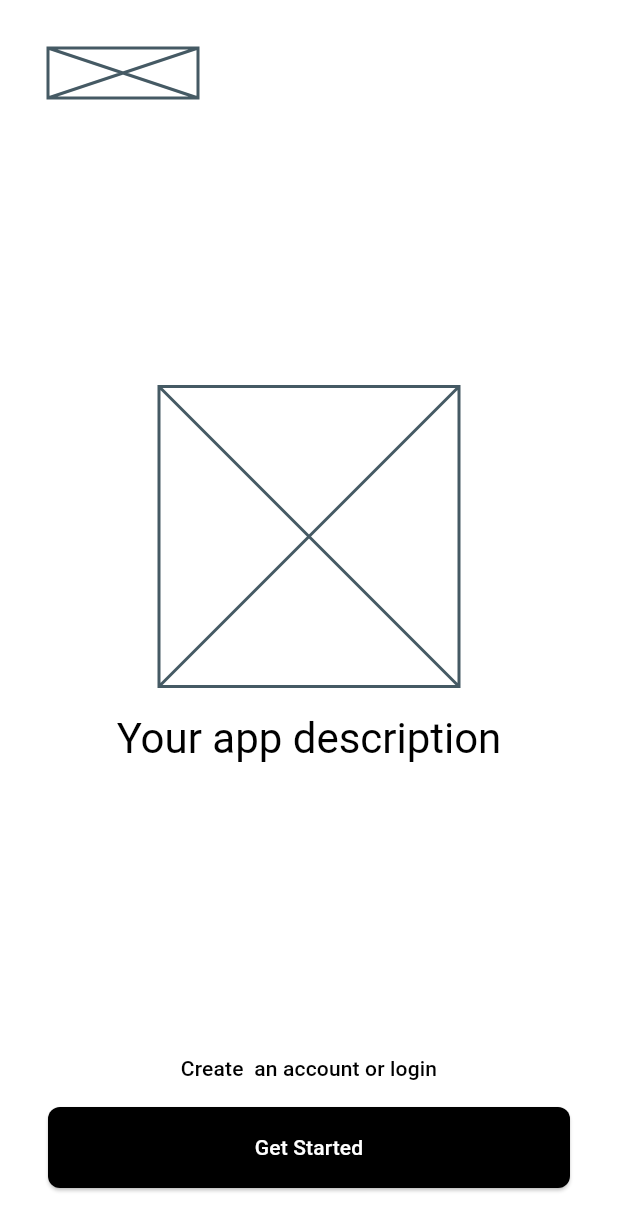
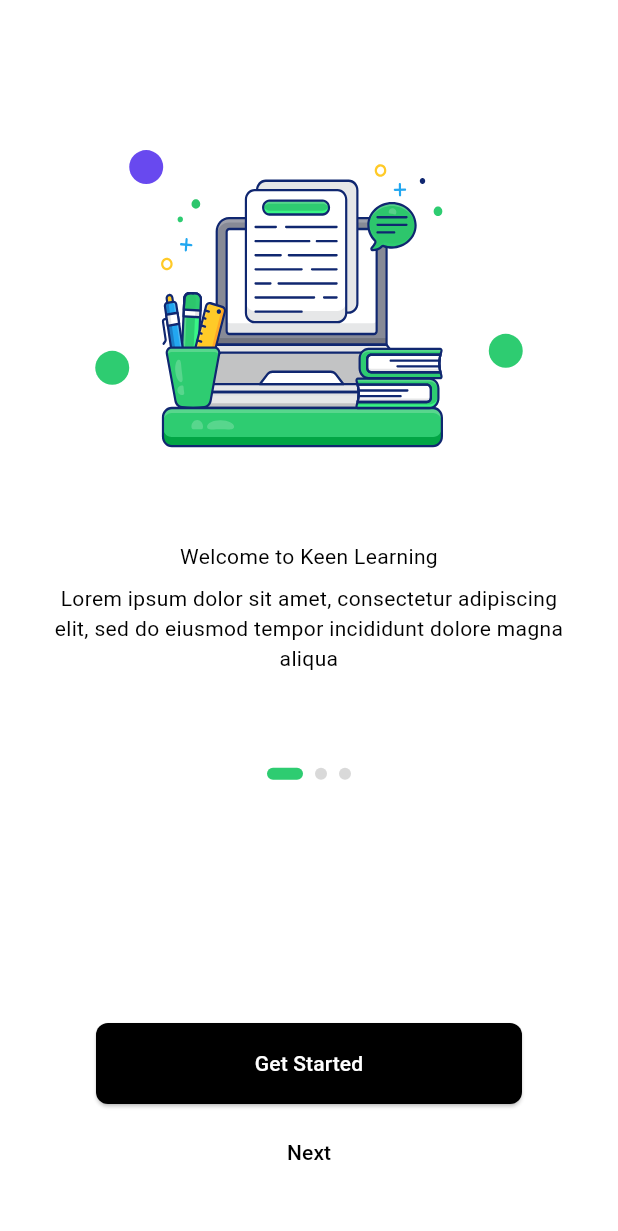
Before and after one commit to lubshad/starter, a Flutter app: the screen it shows after launch, on a phone screen of 412 x 824 dp. Shown: the top 1231 px of the screen. Run offline on Flutter 3.47's test engine with Material 3 defaults, Android fonts, the phone set to English and light mode, and no system bars; drawn by our look-alikes of flutter_animate; our stand-ins replace cached_network_image, cloud_firestore, country_code_picker, device_info_plus, dio, dotted_border and 22 more; missing offline and left inert: neopop; accounts and stored records are empty; generated files the repository leaves out were written again.

Commit message:
landing option added

```diff
--- a/lib/features/authentication/landing_screen/landing_screen.dart
+++ b/lib/features/authentication/landing_screen/landing_screen.dart
@@ -1,9 +1,8 @@
-
 import 'package:flutter/material.dart';
-import 'package:flutter_animate/flutter_animate.dart';
 import '../../../widgets/loading_button.dart';
 import '../phone_auth/phone_auth_screen.dart';
 import '../../../exporter.dart';
+import 'widgets/landing_screen_item.dart';
 
 class LandingPage extends StatefulWidget {
   static const String path = "/landing-page";
@@ -17,51 +16,107 @@ class LandingPage extends StatefulWidget {
 }
 
 class _LandingPageState extends State<LandingPage> {
-  late AnimationController controller;
+  final PageController _pageController = PageController();
+  int _currentPage = 0;
+  @override
+  void initState() {
+    super.initState();
+    _pageController.addListener(() {
+      int next = _pageController.page!.round();
+      if (_currentPage != next) {
+        setState(() {
+          _currentPage = next;
+        });
+      }
+    });
+  }
+
+  void _goToNextPage() {
+    if (_currentPage < 2) {
+      _pageController.animateToPage(
+        _currentPage + 1,
+        duration: const Duration(milliseconds: 300),
+        curve: Curves.easeInOut,
+      );
+    }
+  }
+
   @override
   Widget build(BuildContext context) {
     return Scaffold(
         body: SafeArea(
-      child: Padding(
-        padding: const EdgeInsets.all(paddingXL),
             child: Column(
+      children: [
+        const Spacer(),
+        AspectRatio(
+          aspectRatio: 0.9,
+          child: PageView(
+            controller: _pageController,
+            children: <Widget>[
+              LandingScreenItem(
+                description:
+                    "Lorem ipsum dolor sit amet, consectetur adipiscing elit, sed do eiusmod tempor incididunt dolore magna aliqua",
+                title: "Welcome to Keen Learning",
+                image: Assets.svgs.landingOne,
+              ),
+              LandingScreenItem(
+                description:
+                    "Lorem ipsum dolor sit amet, consectetur adipiscing elit, sed do eiusmod tempor incididunt dolore magna aliqua",
+                title: "Welcome to Keen Learning",
+                image: Assets.svgs.landingTwo,
+              ),
+              LandingScreenItem(
+                description:
+                    "Lorem ipsum dolor sit amet, consectetur adipiscing elit, sed do eiusmod tempor incididunt dolore magna aliqua",
+                title: "Welcome to Keen Learning",
+                image: Assets.svgs.landingThree,
+              ),
+            ],
+          ),
+        ),
+        Row(
           mainAxisAlignment: MainAxisAlignment.center,
-          children: [
-            const Align(
-              alignment: Alignment.centerLeft,
-              child: SizedBox(
-                  width: 100,
-                  child: AspectRatio(aspectRatio: 3, child: Placeholder())),
+          children: List.generate(3, (index) {
+            return AnimatedContainer(
+              duration: const Duration(milliseconds: 300),
+              margin: const EdgeInsets.symmetric(horizontal: paddingSmall),
+              height: padding,
+              width: _currentPage == index ? 24.0 : 8.0,
+              decoration: BoxDecoration(
+                color: _currentPage == index
+                    ? const Color(0xff2ECC71)
+                    : const Color(0xffD9D9D9),
+                borderRadius: BorderRadius.circular(12.0),
               ),
-            const Spacer(),
-            const SizedBox(
-                    width: 200,
-                    child: AspectRatio(aspectRatio: 1, child: Placeholder()))
-                .animate()
-                .scaleXY(curve: Curves.fastOutSlowIn, begin: .8, end: 1),
-            gapLarge,
-            Text(
-              'Your app description',
-              style: context.headlineMedium,
-              textAlign: TextAlign.center,
+            );
+          }),
         ),
-            const Spacer(),
-            Text(
-              "Create  an account or login",
-              style: context.labelLarge,
-              textAlign: TextAlign.center,
+        const Spacer(
+          flex: 3,
         ),
-            gapLarge,
-            LoadingButton(
+        Padding(
+          padding: const EdgeInsets.symmetric(horizontal: paddingXXL),
+          child: LoadingButton(
+            // padding: const EdgeInsets.symmetric(horizontal: paddingLarge),
             onPressed: () {
               Navigator.pushNamed(context, PhoneVerification.path);
             },
             text: ('Get Started'),
             buttonLoading: false,
           ),
-          ],
+        ),
+        gap,
+        Opacity(
+          opacity: _currentPage < 2 ? 1 : 0,
+          child: TextButton(
+            onPressed: _goToNextPage,
+            child: const Text(
+              'Next',
             ),
           ),
-    ));
+        ),
+        gapXL
+      ],
+    )));
   }
 }
--- /dev/null
+++ b/lib/features/authentication/landing_screen/widgets/landing_screen_item.dart
@@ -0,0 +1,39 @@
+import 'package:flutter/material.dart';
+
+import 'package:flutter_svg/svg.dart';
+
+import '../../../../constants.dart';
+
+class LandingScreenItem extends StatelessWidget {
+  const LandingScreenItem(
+      {super.key, this.image, this.title, this.description});
+  final String? image;
+  final String? title;
+  final String? description;
+
+  @override
+  Widget build(BuildContext context) {
+    return Column(
+      children: [
+        SvgPicture.asset(image.toString()),
+        gapLarge,
+        Padding(
+          padding: const EdgeInsets.symmetric(horizontal: paddingXL),
+          child: Column(
+            children: [
+              Text(
+                title.toString(),
+                textAlign: TextAlign.center,
+              ),
+              gap,
+              Text(
+                description.toString(),
+                textAlign: TextAlign.center,
+              )
+            ],
+          ),
+        ),
+      ],
+    );
+  }
+}
--- a/lib/gen/assets.gen.dart
+++ b/lib/gen/assets.gen.dart
@@ -66,6 +66,15 @@ class $AssetsSvgsGen {
   /// File path: assets/svgs/icons8-google.svg
   String get icons8Google => 'assets/svgs/icons8-google.svg';
 
+  /// File path: assets/svgs/landing one.svg
+  String get landingOne => 'assets/svgs/landing one.svg';
+
+  /// File path: assets/svgs/landing three.svg
+  String get landingThree => 'assets/svgs/landing three.svg';
+
+  /// File path: assets/svgs/landing two.svg
+  String get landingTwo => 'assets/svgs/landing two.svg';
+
   /// File path: assets/svgs/retry.svg
   String get retry => 'assets/svgs/retry.svg';
 
@@ -73,7 +82,8 @@ class $AssetsSvgsGen {
   String get study => 'assets/svgs/study.svg';
 
   /// List of all assets
-  List<String> get values => [icons8Google, retry, study];
+  List<String> get values =>
+      [icons8Google, landingOne, landingThree, landingTwo, retry, study];
 }
 
 class Assets {
```
Also changed, not shown: assets/svgs/landing one.svg (added), assets/svgs/landing three.svg (added), assets/svgs/landing two.svg (added). Lines whose indentation alone changed are shown as unchanged.
